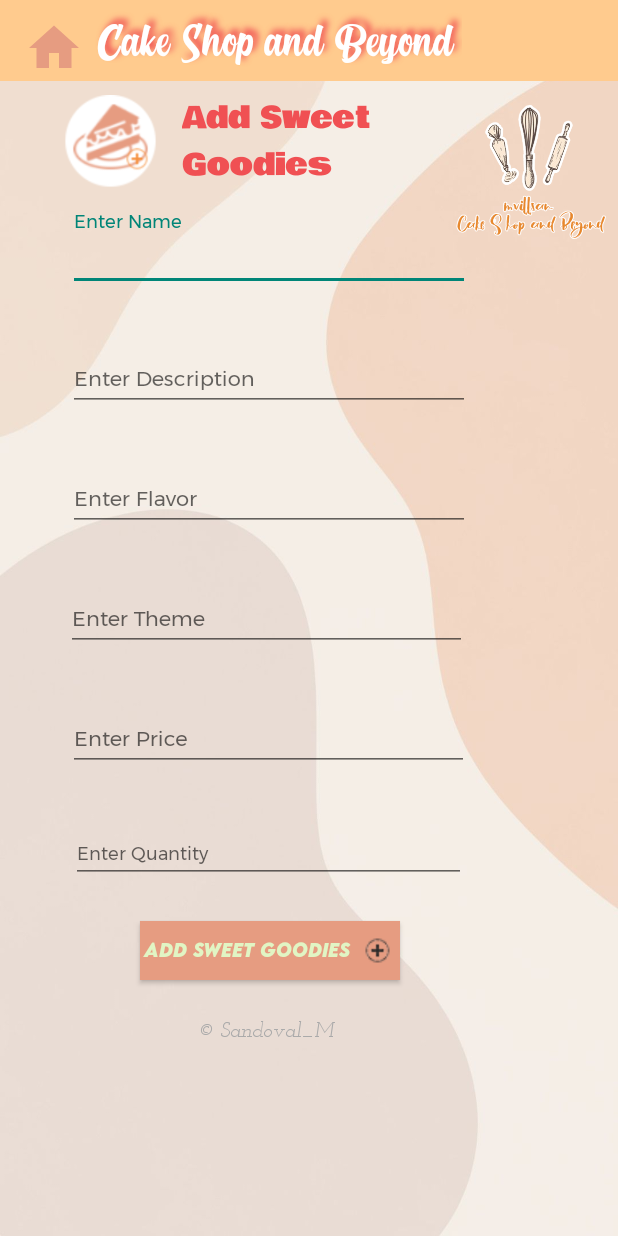
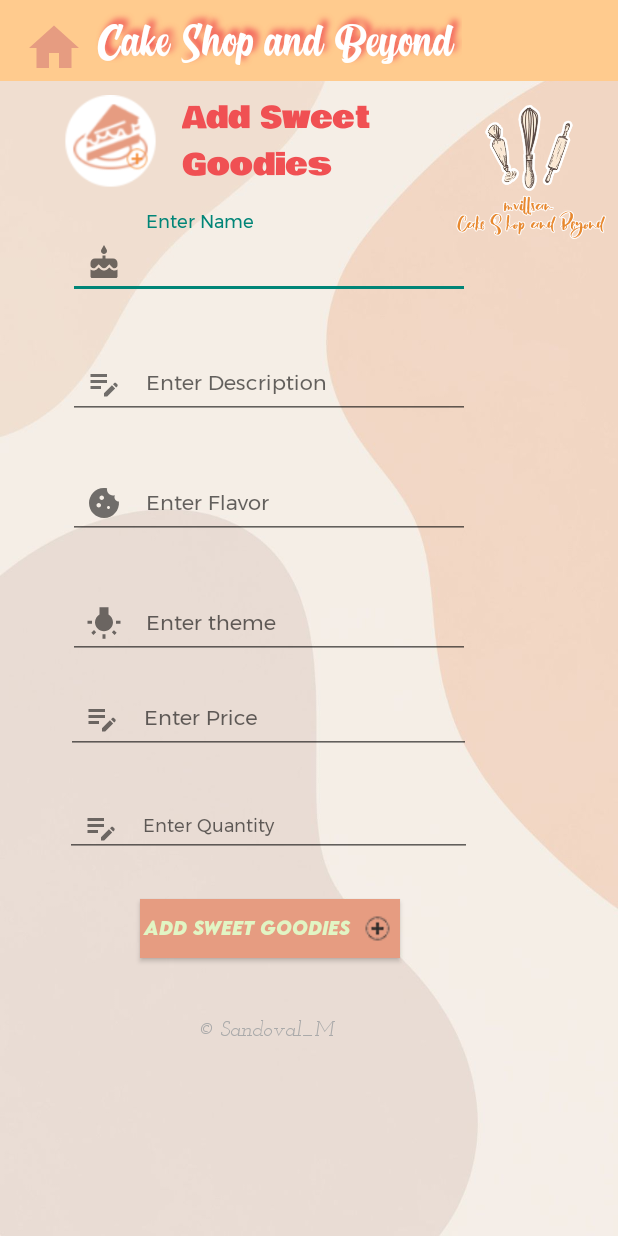
Before and after one commit to mvillsan/mvillsan_cakeShop, an Android app: the AddSweets screen opened directly, with no data from a screen before it, on a phone screen of 412 x 824 dp. Run offline under Robolectric (Android 15) with nearby library versions, the phone set to English and light mode, and no system bars.

```diff
--- a/app/src/main/java/com/example/sandoval/AddSweets.java
+++ b/app/src/main/java/com/example/sandoval/AddSweets.java
@@ -51,6 +51,14 @@ public class AddSweets extends AppCompatActivity {
                 addSweets();
             }
         });
+
+        //Validations while edittext is being changed.
+        sweetsName.addTextChangedListener(new ValidationTextWatcher(sweetsName));
+        sweetsDesc.addTextChangedListener(new ValidationTextWatcher(sweetsDesc));
+        sweetsFlavor.addTextChangedListener(new ValidationTextWatcher(sweetsFlavor));
+        sweetsTheme.addTextChangedListener(new ValidationTextWatcher(sweetsTheme));
+        sweetsPrice.addTextChangedListener(new ValidationTextWatcher(sweetsPrice));
+        sweetsQuantity.addTextChangedListener(new ValidationTextWatcher(sweetsQuantity));
     }
 
     //References
@@ -163,6 +171,8 @@ public class AddSweets extends AppCompatActivity {
         }
         //If all validations are passed, add sweets to the database
         if (isValid) {
+            boolean validNameDB = true;
+
             //Parse String to Integer type
             int price = Integer.parseInt(sPrice);
             int quantity = Integer.parseInt(sQuantity);
@@ -175,8 +185,21 @@ public class AddSweets extends AppCompatActivity {
             product.setPrice(price);
             product.setQuantity(quantity);
 
-            //Adding product to the database
+            //Connect to database
             DatabaseHandler db = new DatabaseHandler(AddSweets.this);
+
+            //Check if sweets have the same name in those stored in DB
+            List<Product> sweetCheck = db.getAllProducts();
+            for (Product sweet : sweetCheck){
+                if(product.getName().equalsIgnoreCase(sweet.getName())){
+                    Toast.makeText(getApplicationContext(), "Name Already Existed! Input Another Sweet's Name", Toast.LENGTH_SHORT).show();
+                    validNameDB = false;
+                }
+            }
+
+            //Sweets Name does not exist in DB
+            if(validNameDB){
+                //Add sweets to the database
                 if (db.addProduct(product)) {
                     Toast.makeText(getApplicationContext(), "Successfully Added", Toast.LENGTH_SHORT).show();
 
@@ -186,7 +209,6 @@ public class AddSweets extends AppCompatActivity {
                         Log.d("CakeShopActivity", "On Create: " + prod.getName());
                     }
                 }
-        }
                 //Clear fields
                 sweetsName.setText("");
                 sweetsDesc.setText("");
@@ -194,6 +216,10 @@ public class AddSweets extends AppCompatActivity {
                 sweetsTheme.setText("");
                 sweetsPrice.setText("");
                 sweetsQuantity.setText("");
+            }else{
+                sweetsName.setText("");
+            }
+        }
         return true;
     }
 
@@ -256,7 +282,7 @@ public class AddSweets extends AppCompatActivity {
     //Sweets Theme Validations
     private boolean validateSweetsTheme() {
         if (sweetsTheme.getText().toString().trim().isEmpty()) {
-            sweetsTheme.setText(getString(R.string.defaultTheme));
+            sweetsTheme.setHint(getString(R.string.req_defaultTheme));
         } else {
             String theme = sweetsTheme.getText().toString();
             Boolean  isValid = theme.matches("[A-Za-z][A-Za-z ]*+");
@@ -286,7 +312,7 @@ public class AddSweets extends AppCompatActivity {
     //Sweets Quantity Validations
     private boolean validateSweetsQuan() {
         if (sweetsQuantity.getText().toString().trim().isEmpty()) {
-            sweetsQuantity.setText(getString(R.string.defaultQuan));
+            sweetsQuantity.setHint(getString(R.string.req_defaultQuan));
         } else {
             quantityLayout.setErrorEnabled(false);
             quantityLayout.setError("");
--- /dev/null
+++ b/app/src/main/res/drawable/ic_cake.xml
@@ -0,0 +1,5 @@
+<vector android:height="24dp" android:tint="#E69C81"
+    android:viewportHeight="24" android:viewportWidth="24"
+    android:width="24dp" xmlns:android="http://schemas.android.com/apk/res/android">
+    <path android:fillColor="@android:color/white" android:pathData="M12,6c1.11,0 2,-0.9 2,-2 0,-0.38 -0.1,-0.73 -0.29,-1.03L12,0l-1.71,2.97c-0.19,0.3 -0.29,0.65 -0.29,1.03 0,1.1 0.9,2 2,2zM16.6,15.99l-1.07,-1.07 -1.08,1.07c-1.3,1.3 -3.58,1.31 -4.89,0l-1.07,-1.07 -1.09,1.07C6.75,16.64 5.88,17 4.96,17c-0.73,0 -1.4,-0.23 -1.96,-0.61L3,21c0,0.55 0.45,1 1,1h16c0.55,0 1,-0.45 1,-1v-4.61c-0.56,0.38 -1.23,0.61 -1.96,0.61 -0.92,0 -1.79,-0.36 -2.44,-1.01zM18,9h-5L13,7h-2v2L6,9c-1.66,0 -3,1.34 -3,3v1.54c0,1.08 0.88,1.96 1.96,1.96 0.52,0 1.02,-0.2 1.38,-0.57l2.14,-2.13 2.13,2.13c0.74,0.74 2.03,0.74 2.77,0l2.14,-2.13 2.13,2.13c0.37,0.37 0.86,0.57 1.38,0.57 1.08,0 1.96,-0.88 1.96,-1.96L20.99,12C21,10.34 19.66,9 18,9z"/>
+</vector>
--- /dev/null
+++ b/app/src/main/res/drawable/ic_flavor.xml
@@ -0,0 +1,5 @@
+<vector android:height="24dp" android:tint="#E69C81"
+    android:viewportHeight="24" android:viewportWidth="24"
+    android:width="24dp" xmlns:android="http://schemas.android.com/apk/res/android">
+    <path android:fillColor="@android:color/white" android:pathData="M21.95,10.99c-1.79,-0.03 -3.7,-1.95 -2.68,-4.22c-2.98,1 -5.77,-1.59 -5.19,-4.56C6.95,0.71 2,6.58 2,12c0,5.52 4.48,10 10,10C17.89,22 22.54,16.92 21.95,10.99zM8.5,15C7.67,15 7,14.33 7,13.5S7.67,12 8.5,12s1.5,0.67 1.5,1.5S9.33,15 8.5,15zM10.5,10C9.67,10 9,9.33 9,8.5S9.67,7 10.5,7S12,7.67 12,8.5S11.33,10 10.5,10zM15,16c-0.55,0 -1,-0.45 -1,-1c0,-0.55 0.45,-1 1,-1s1,0.45 1,1C16,15.55 15.55,16 15,16z"/>
+</vector>
--- /dev/null
+++ b/app/src/main/res/drawable/ic_price.xml
@@ -0,0 +1,5 @@
+<vector android:height="24dp" android:tint="#E69C81"
+    android:viewportHeight="24" android:viewportWidth="24"
+    android:width="24dp" xmlns:android="http://schemas.android.com/apk/res/android">
+    <path android:fillColor="@android:color/white" android:pathData="M3,10h11v2H3V10zM3,8h11V6H3V8zM3,16h7v-2H3V16zM18.01,12.87l0.71,-0.71c0.39,-0.39 1.02,-0.39 1.41,0l0.71,0.71c0.39,0.39 0.39,1.02 0,1.41l-0.71,0.71L18.01,12.87zM17.3,13.58l-5.3,5.3V21h2.12l5.3,-5.3L17.3,13.58z"/>
+</vector>
--- /dev/null
+++ b/app/src/main/res/drawable/ic_theme.xml
@@ -0,0 +1,5 @@
+<vector android:height="24dp" android:tint="#E69C81"
+    android:viewportHeight="24" android:viewportWidth="24"
+    android:width="24dp" xmlns:android="http://schemas.android.com/apk/res/android">
+    <path android:fillColor="@android:color/white" android:pathData="M3.55,18.54l1.41,1.41 1.79,-1.8 -1.41,-1.41 -1.79,1.8zM11,22.45h2L13,19.5h-2v2.95zM4,10.5L1,10.5v2h3v-2zM15,6.31L15,1.5L9,1.5v4.81C7.21,7.35 6,9.28 6,11.5c0,3.31 2.69,6 6,6s6,-2.69 6,-6c0,-2.22 -1.21,-4.15 -3,-5.19zM20,10.5v2h3v-2h-3zM17.24,18.16l1.79,1.8 1.41,-1.41 -1.8,-1.79 -1.4,1.4z"/>
+</vector>
--- a/app/src/main/res/layout/activity_add_sweets.xml
+++ b/app/src/main/res/layout/activity_add_sweets.xml
@@ -19,7 +19,7 @@
         app:layout_constraintHorizontal_bias="0.415"
         app:layout_constraintStart_toStartOf="parent"
         app:layout_constraintTop_toBottomOf="@+id/addSWBtn"
-        app:layout_constraintVertical_bias="0.16" />
+        app:layout_constraintVertical_bias="0.23" />
 
     <ImageView
         android:id="@+id/imageView3"
@@ -130,6 +130,9 @@
         android:id="@+id/nameASGTextInputLayout"
         android:layout_width="268dp"
         android:layout_height="80dp"
+        app:endIconMode="clear_text"
+        app:errorEnabled="true"
+        app:startIconDrawable="@drawable/ic_cake"
         app:layout_constraintBottom_toBottomOf="parent"
         app:layout_constraintEnd_toEndOf="parent"
         app:layout_constraintHorizontal_bias="0.314"
@@ -152,6 +155,9 @@
         android:id="@+id/flavorASGTextInputLayout"
         android:layout_width="268dp"
         android:layout_height="80dp"
+        app:endIconMode="clear_text"
+        app:errorEnabled="true"
+        app:startIconDrawable="@drawable/ic_flavor"
         app:layout_constraintEnd_toEndOf="parent"
         app:layout_constraintHorizontal_bias="0.314"
         app:layout_constraintStart_toStartOf="parent"
@@ -170,35 +176,41 @@
 
     <com.google.android.material.textfield.TextInputLayout
         android:id="@+id/themeASGTextInputLayout"
-        android:layout_width="267dp"
-        android:layout_height="80dp"
+        android:layout_width="268dp"
+        android:layout_height="63dp"
+        app:endIconMode="clear_text"
+        app:errorEnabled="true"
         app:layout_constraintBottom_toBottomOf="parent"
         app:layout_constraintEnd_toEndOf="parent"
-        app:layout_constraintHorizontal_bias="0.305"
+        app:layout_constraintHorizontal_bias="0.314"
         app:layout_constraintStart_toStartOf="parent"
         app:layout_constraintTop_toBottomOf="@+id/flavorASGTextInputLayout"
-        app:layout_constraintVertical_bias="0.0">
+        app:layout_constraintVertical_bias="0.0"
+        app:startIconDrawable="@drawable/ic_theme">
 
         <com.google.android.material.textfield.TextInputEditText
             android:id="@+id/themeEditTxtAS"
             android:layout_width="match_parent"
             android:layout_height="wrap_content"
             android:fontFamily="@font/montserrat"
-            android:hint="@string/title_theme"
+            android:hint="Enter theme"
             android:inputType="text"
             android:textSize="14sp" />
     </com.google.android.material.textfield.TextInputLayout>
 
     <com.google.android.material.textfield.TextInputLayout
         android:id="@+id/priceASGTextInputLayout"
-        android:layout_width="267dp"
-        android:layout_height="80dp"
+        android:layout_width="270dp"
+        android:layout_height="76dp"
+        app:endIconMode="clear_text"
+        app:errorEnabled="true"
         app:layout_constraintBottom_toBottomOf="parent"
         app:layout_constraintEnd_toEndOf="parent"
         app:layout_constraintHorizontal_bias="0.312"
         app:layout_constraintStart_toStartOf="parent"
         app:layout_constraintTop_toBottomOf="@+id/themeASGTextInputLayout"
-        app:layout_constraintVertical_bias="0.0">
+        app:layout_constraintVertical_bias="0.0"
+        app:startIconDrawable="@drawable/ic_price">
 
         <com.google.android.material.textfield.TextInputEditText
             android:id="@+id/priceEditTxtAS"
@@ -212,14 +224,17 @@
 
     <com.google.android.material.textfield.TextInputLayout
         android:id="@+id/quantityASGTextInputLayout"
-        android:layout_width="263dp"
-        android:layout_height="48dp"
+        android:layout_width="271dp"
+        android:layout_height="51dp"
+        app:endIconMode="clear_text"
+        app:errorEnabled="true"
         app:layout_constraintBottom_toBottomOf="parent"
         app:layout_constraintEnd_toEndOf="parent"
-        app:layout_constraintHorizontal_bias="0.319"
+        app:layout_constraintHorizontal_bias="0.309"
         app:layout_constraintStart_toStartOf="parent"
         app:layout_constraintTop_toBottomOf="@+id/priceASGTextInputLayout"
-        app:layout_constraintVertical_bias="0.0">
+        app:layout_constraintVertical_bias="0.0"
+        app:startIconDrawable="@drawable/ic_price">
 
         <com.google.android.material.textfield.TextInputEditText
             android:id="@+id/quantityEditTxtAS"
@@ -236,6 +251,9 @@
         android:id="@+id/descASGTextInputLayout"
         android:layout_width="268dp"
         android:layout_height="80dp"
+        app:endIconMode="clear_text"
+        app:errorEnabled="true"
+        app:startIconDrawable="@drawable/ic_price"
         app:layout_constraintBottom_toBottomOf="parent"
         app:layout_constraintEnd_toEndOf="parent"
         app:layout_constraintHorizontal_bias="0.314"
```
Lines whose indentation alone changed are shown as unchanged.
